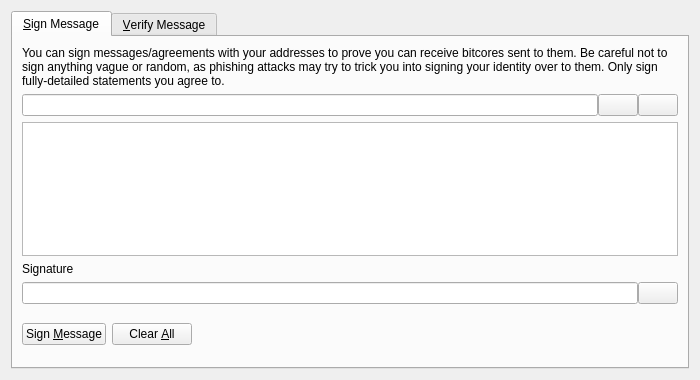
First picture: the form in src/qt/forms/signverifymessagedialog.ui, repository LIMXTEC/BitCore, before the edit.
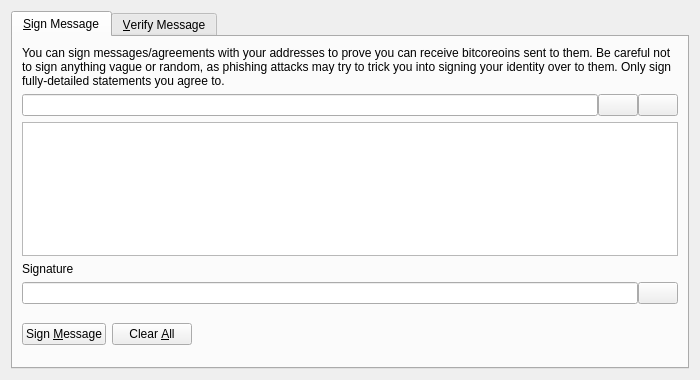
Second picture: the form after the edit. Icons and pictures are not drawn. Custom widgets are drawn as their Qt base class.

What changed in the file:
```diff
--- a/src/qt/forms/signverifymessagedialog.ui
+++ b/src/qt/forms/signverifymessagedialog.ui
@@ -30,7 +30,7 @@
        <item>
         <widget class="QLabel" name="infoLabel_SM">
          <property name="text">
-          <string>You can sign messages/agreements with your addresses to prove you can receive bitcores sent to them. Be careful not to sign anything vague or random, as phishing attacks may try to trick you into signing your identity over to them. Only sign fully-detailed statements you agree to.</string>
+          <string>You can sign messages/agreements with your addresses to prove you can receive bitcoreoins sent to them. Be careful not to sign anything vague or random, as phishing attacks may try to trick you into signing your identity over to them. Only sign fully-detailed statements you agree to.</string>
          </property>
          <property name="textFormat">
           <enum>Qt::PlainText</enum>
```
Left out of the diff: 28 changed lines with no effect on the pictures.
